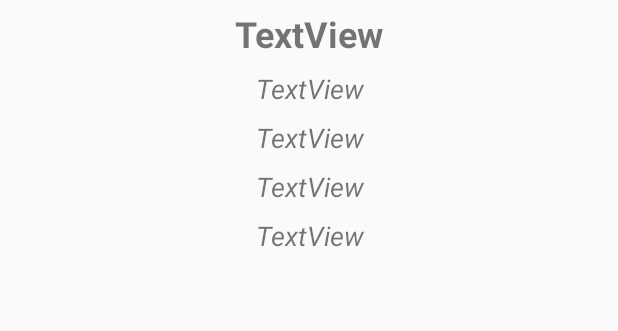
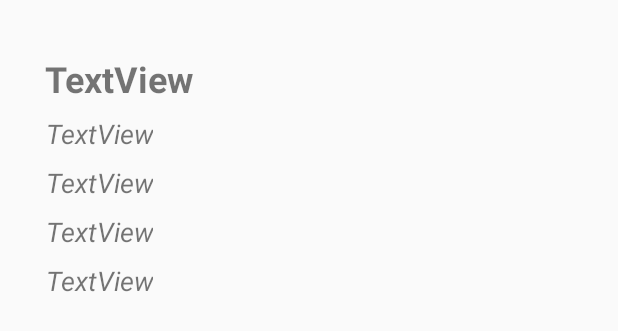
Before and after one commit to HackathonProjects2020-2021/Rapidemics, an Android app: the layout patient.xml on its own in the app's theme, with its tools: preview values and no code run, on a phone screen of 412 x 824 dp. Shown: the top 331 px of the screen. Run offline under Robolectric (Android 15) with nearby library versions, the phone set to English and light mode, and no system bars.

Commit message:
retrive with list view functional

```diff
--- a/app/build.gradle
+++ b/app/build.gradle
@@ -44,6 +44,8 @@ dependencies {
     implementation 'com.google.firebase:firebase-crashlytics:17.0.0'
     implementation 'com.google.firebase:firebase-perf:19.0.7'
     implementation 'com.google.firebase:firebase-database:19.3.0'
+    implementation 'com.firebaseui:firebase-ui-database:6.2.1'
+
 
 
 }
--- a/app/src/main/java/app/patientocity/patient.java
+++ b/app/src/main/java/app/patientocity/patient.java
@@ -43,4 +43,6 @@ public class patient
     public String getDateTime() {
         return patientRoom;
     }
+
+
 }
--- a/app/src/main/java/app/patientocity/patientInfoAdapter.java
+++ b/app/src/main/java/app/patientocity/patientInfoAdapter.java
@@ -10,8 +10,6 @@ import android.widget.TextView;
 import androidx.annotation.NonNull;
 import androidx.annotation.Nullable;
 
-import org.w3c.dom.Text;
-
 import java.util.List;
 
 public class patientInfoAdapter extends ArrayAdapter<patient> {
@@ -19,7 +17,7 @@ public class patientInfoAdapter extends ArrayAdapter<patient> {
     private List<patient> patientsList;
 
     public patientInfoAdapter(Activity context, List<patient> patientsList){
-        super(context,R.layout.list_view, patientsList);
+        super(context,R.layout.patient, patientsList);
         this.context = context;
         this.patientsList = patientsList;
     }
@@ -28,7 +26,7 @@ public class patientInfoAdapter extends ArrayAdapter<patient> {
     @Override
     public View getView(int position, @Nullable View convertView, @NonNull ViewGroup parent) {
         LayoutInflater inflater = context.getLayoutInflater();
-        View listView = inflater.inflate(R.layout.list_view, null, true);
+        View listView = inflater.inflate(R.layout.patient, null, true);
 
 //        TextView id =  (TextView) listView.findViewById(R.id.idTextView);
         TextView name =  (TextView) listView.findViewById(R.id.nameTextView);
--- a/app/src/main/res/layout/activity_view_reports.xml
+++ b/app/src/main/res/layout/activity_view_reports.xml
@@ -7,7 +7,7 @@
     tools:context=".viewReports">
 
     <ListView
-        android:id="@+id/list_viewListView"
+        android:id="@+id/list_view"
         android:layout_width="match_parent"
         android:layout_height="match_parent"
         />
--- a/app/src/main/res/layout/list_view.xml
+++ b/app/src/main/res/layout/patient.xml
@@ -1,27 +1,30 @@
 <?xml version="1.0" encoding="utf-8"?>
 <LinearLayout
-    xmlns:android="http://schemas.android.com/apk/res/android" android:layout_width="match_parent"
-    android:layout_height="match_parent"
-    android:orientation="vertical">
+    xmlns:android="http://schemas.android.com/apk/res/android"
+    android:layout_width="match_parent"
+    android:layout_height="wrap_content"
+    android:padding="20dp"
+    android:layout_margin="10dp"
 
-
-
+    android:orientation="vertical"
+    >
 
     <TextView
         android:id="@+id/nameTextView"
-        android:layout_width="match_parent"
+        android:layout_width="wrap_content"
         android:layout_height="wrap_content"
         android:layout_marginTop="6dp"
         android:text="TextView"
+        android:textAlignment="center"
+
         android:textSize="24sp"
         android:textStyle="bold"
-        android:textAlignment="center"
         />
 
 
     <TextView
         android:id="@+id/symptomsTextView"
-        android:layout_width="match_parent"
+        android:layout_width="wrap_content"
         android:layout_height="wrap_content"
         android:layout_marginTop="8dp"
 
@@ -34,7 +37,7 @@
 
     <TextView
         android:id="@+id/diagnosisTextView"
-        android:layout_width="match_parent"
+        android:layout_width="wrap_content"
         android:layout_height="wrap_content"
         android:layout_marginTop="8dp"
 
@@ -48,7 +51,7 @@
 
     <TextView
         android:id="@+id/roomTextView"
-        android:layout_width="match_parent"
+        android:layout_width="wrap_content"
         android:layout_height="wrap_content"
         android:layout_marginTop="8dp"
 
@@ -62,7 +65,7 @@
 
     <TextView
         android:id="@+id/datetimeTextView"
-        android:layout_width="match_parent"
+        android:layout_width="wrap_content"
         android:layout_height="wrap_content"
         android:layout_marginTop="8dp"
 
@@ -73,8 +76,4 @@
 
         android:textAlignment="center"
         />
-
-
-
-
 </LinearLayout>
--- a/app/src/main/res/values/strings.xml
+++ b/app/src/main/res/values/strings.xml
@@ -1,3 +1,5 @@
 <resources>
     <string name="app_name">Rapidemics</string>
+    <string name="update">Update</string>
+    <string name="delete">Delete</string>
 </resources>
```
Also changed, not shown: app/src/main/java/app/patientocity/update_delete.java (+8 -2 lines), app/src/main/java/app/patientocity/viewReports.java (+48 -36 lines), app/src/main/res/layout/activity_update_delete.xml (+6 -5 lines).
